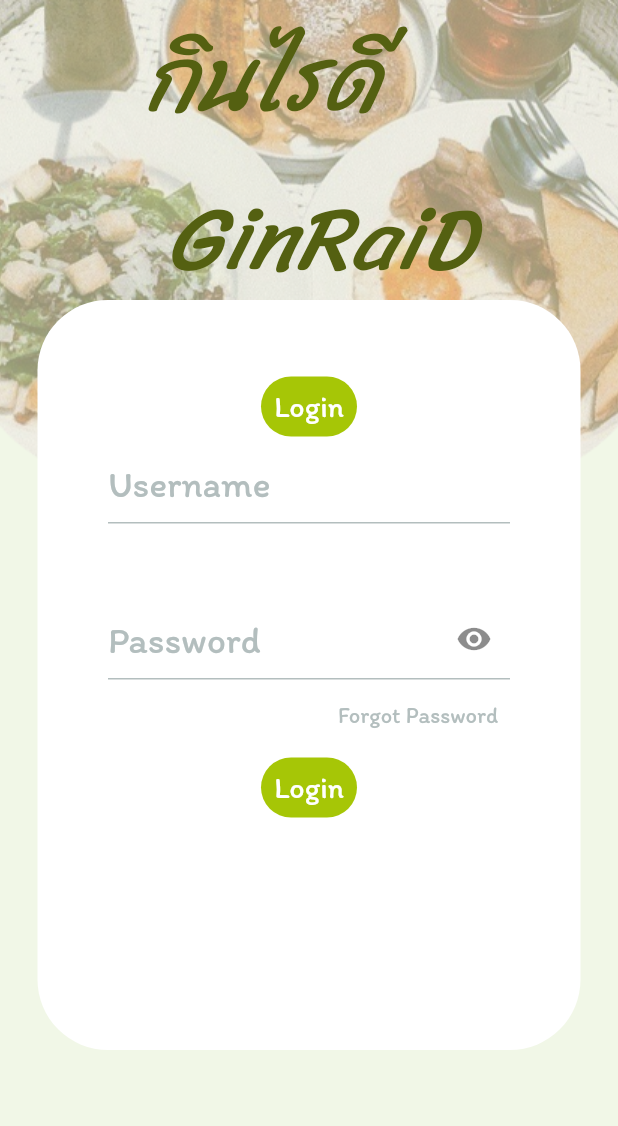
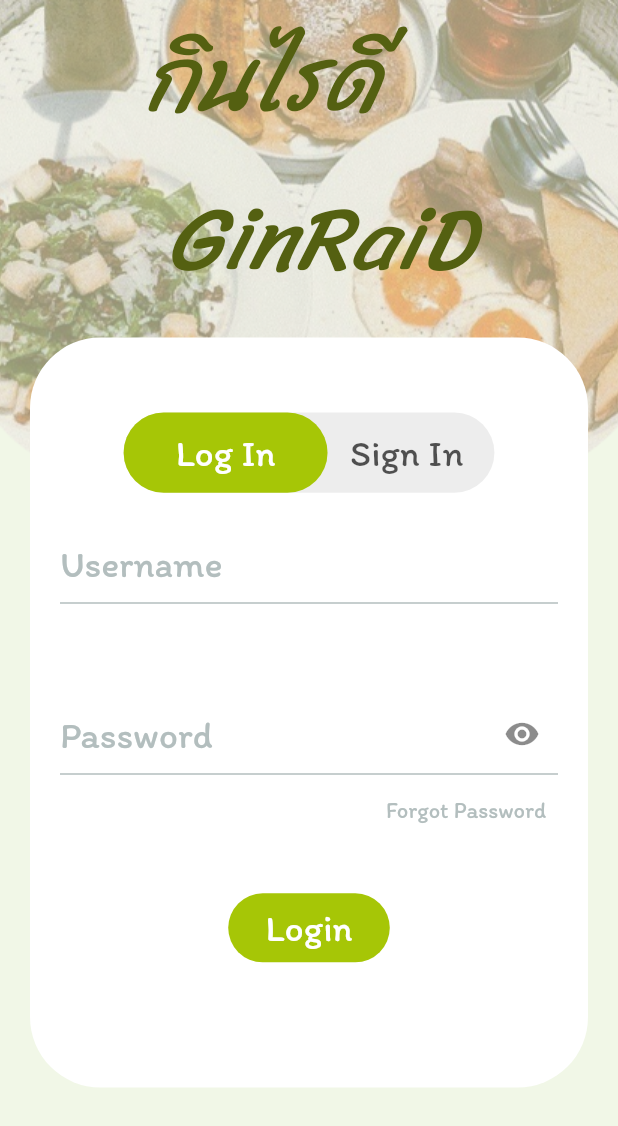
Before and after one commit to CprE-KMUTNB/GinRaiDee, a Flutter app: the screen it shows after launch, on a phone screen of 412 x 824 dp. Shown: the top 1126 px of the screen. Run offline on Flutter 3.47's test engine with Material 2 defaults, Android fonts, the light colour scheme and no system bars; our stand-ins replace get, google_fonts, ionicons.

Commit message:
LoginScreen Complete

```diff
--- a/Frontend/ginraid/lib/Screens/Login/Login_Screen.dart
+++ b/Frontend/ginraid/lib/Screens/Login/Login_Screen.dart
@@ -7,6 +7,7 @@ import 'package:ionicons/ionicons.dart';
 import 'package:google_fonts/google_fonts.dart';
 
 import 'componants/background.dart';
+import 'componants/Animated.dart';
 
 class loginScreen extends StatefulWidget {
   const loginScreen({Key? key}) : super(key: key);
@@ -18,6 +19,7 @@ class loginScreen extends StatefulWidget {
 class _loginScreenState extends State<loginScreen> {
   bool _isObscure = true;
   late double screenWidth, screenHeight;
+  int _toggleValue = 0;
   @override
   Widget build(BuildContext context) {
     screenWidth = MediaQuery.of(context).size.width;
@@ -61,46 +63,33 @@ class _loginScreenState extends State<loginScreen> {
                   Container(
                 height: 500,
                 margin: const EdgeInsets.symmetric(
-                    vertical: 200.0, horizontal: 25.0),
-                padding: const EdgeInsets.all(47),
+                    vertical: 225.0, horizontal: 20.0),
+                padding: const EdgeInsets.all(20),
                 decoration: BoxDecoration(
                   color: Color.fromARGB(255, 255, 255, 255),
                   borderRadius: BorderRadius.circular(47),
                 ),
                 child: Column(
                   children: <Widget>[
+                    //login/sigin
+                    AnimatedToggle(
+                      values: ['Log In', 'Sign In'],
+                      onToggleCallback: (value) {
+                        setState(() {
+                          _toggleValue = value;
+                        });
+                      },
+                      buttonColor: const Color.fromARGB(255, 166, 198, 6),
+                      backgroundColor: const Color.fromARGB(255, 237, 237, 237),
+                      textColor: const Color.fromARGB(255, 255, 255, 255),
+                    ),
+                    // Text('Toggle Value : $_toggleValue'), ไว้ดูค่า toggle
 
-
-                    //login/sigin
-                    Container(
-                      child: Container(
-                        child: Center(
-                          child: TextButton(
-                            style: TextButton.styleFrom(
-                              shape: RoundedRectangleBorder(
-                                borderRadius: BorderRadius.circular(30),
-                              ),
-                              backgroundColor: Color.fromARGB(255, 166, 198, 6),
-                            ),
-                            onPressed: () {},
-                            child: const Text(
-                              'Login',
-                              style: TextStyle(
-                                fontSize: 20.0,
-                                fontFamily: "Itim",
-                                color: Color.fromARGB(255, 255, 255, 255),
-                              ),
-                            ),
-                          ),
-                        ),
-                      ),
-                    ),
 
 
 
                     //กรอกusername
                     Container(
-                      child: Container(
                       child: Center(
                         child: TextField(
                           decoration: InputDecoration(
@@ -127,13 +116,11 @@ class _loginScreenState extends State<loginScreen> {
                         ),
                       ),
                     ),
-                    ),
 
-                    SizedBox(height: 50),
+                    SizedBox(height: 60),
 
                     //กรอกpass
                     Container(
-                      child: Container(
                       child: Center(
                         child: TextField(
                           obscureText: _isObscure,
@@ -170,11 +157,9 @@ class _loginScreenState extends State<loginScreen> {
                         ),
                       ),
                     ),
-                    ),
 
                     //fogetpass
                     Container(
-                      child: Container(
                       alignment: Alignment.bottomRight,
                       child: TextButton(
                         style: TextButton.styleFrom(),
@@ -189,13 +174,12 @@ class _loginScreenState extends State<loginScreen> {
                         ),
                       ),
                     ),
-                    ),
 
 
+                    SizedBox(height: 30),
 
                     //loginbutton
                     Container(
-                      child: Container(
                       child: Center(
                         child: TextButton(
                           style: TextButton.styleFrom(
@@ -206,12 +190,11 @@ class _loginScreenState extends State<loginScreen> {
                           ),
                           onPressed: () {},
                           child: const Text(
-                              'Login',
+                            '   Login   ',
                             style: TextStyle(
-                                fontSize: 20.0,
+                              fontSize: 25.0,
                               fontFamily: "Itim",
                               color: Color.fromARGB(255, 255, 255, 255),
-                              ),
                             ),
                           ),
                         ),
--- /dev/null
+++ b/Frontend/ginraid/lib/Screens/Login/componants/Animated.dart
@@ -0,0 +1,103 @@
+import 'package:flutter/material.dart';
+import 'package:get/get.dart';
+import 'package:ginraid/Screens/Login/Login_Screen.dart';
+
+class AnimatedToggle extends StatefulWidget {
+  final List<String> values;
+  final ValueChanged onToggleCallback;
+  final Color backgroundColor;
+  final Color buttonColor;
+  final Color textColor;
+
+  AnimatedToggle({
+    required this.values,
+    required this.onToggleCallback,
+    this.backgroundColor = const Color(0xFF1111CE),
+    this.buttonColor = const Color(0xFF430B0B),
+    this.textColor = const Color(0xFF000000),
+  });
+  @override
+  _AnimatedToggleState createState() => _AnimatedToggleState();
+}
+
+class _AnimatedToggleState extends State<AnimatedToggle> {
+  bool initialPosition = true;
+  @override
+  Widget build(BuildContext context) {
+    return Container(
+      // color: Color.fromARGB(255, 20, 60, 10),
+      width: Get.width * 0.6,
+      height: Get.width * 0.13,
+      margin: EdgeInsets.only(top: 30,bottom: 20),
+      child: Stack(
+        children: <Widget>[
+          GestureDetector(
+            onTap: () {
+              initialPosition = !initialPosition;
+              var index = 0;
+              if (!initialPosition) {
+                index = 1;
+              }
+              widget.onToggleCallback(index);
+              setState(() {});
+            },
+            child: Container(
+              width: Get.width * 0.6,
+              height: Get.width * 0.13,
+              decoration: ShapeDecoration(
+                color: widget.backgroundColor,
+                shape: RoundedRectangleBorder(
+                  borderRadius: BorderRadius.circular(Get.width * 0.1),
+                ),
+              ),
+              child: Row(
+                mainAxisAlignment: MainAxisAlignment.spaceBetween,
+                children: List.generate(
+                  widget.values.length,
+                  (index) => Padding(
+                    padding: EdgeInsets.symmetric(horizontal: Get.width * 0.05),
+                    child: Text(
+                      widget.values[index],
+                      style: TextStyle(
+                        fontFamily: 'Itim',
+                        fontSize: 25.0,
+
+                        color: const Color(0xAA000000),
+                      ),
+                    ),
+                  ),
+                ),
+              ),
+            ),
+          ),
+          AnimatedAlign(
+            duration: const Duration(milliseconds: 250),
+            curve: Curves.decelerate,
+            alignment:
+                initialPosition ? Alignment.centerLeft : Alignment.centerRight,
+            child: Container(
+              width: Get.width * 0.33,
+              height: Get.width * 0.13,
+              decoration: ShapeDecoration(
+                color: widget.buttonColor,
+                shape: RoundedRectangleBorder(
+                  borderRadius: BorderRadius.circular(Get.width * 0.1),
+                ),
+              ),
+              child: Text(
+                initialPosition ? widget.values[0] : widget.values[1],
+                style: TextStyle(
+                  fontFamily: 'Itim',
+                  fontSize: 25.0,
+                  color: widget.textColor,
+
+                ),
+              ),
+              alignment: Alignment.center,
+            ),
+          ),
+        ],
+      ),
+    );
+  }
+}
--- a/Frontend/ginraid/pubspec.yaml
+++ b/Frontend/ginraid/pubspec.yaml
@@ -38,6 +38,7 @@ dependencies:
   # Use with the CupertinoIcons class for iOS style icons.
   cupertino_icons: ^1.0.2
   flutter_svg: ^0.17.4
+  get: ^4.6.5
 
 dev_dependencies:
   flutter_test:
```
Also changed, not shown: Frontend/ginraid/lib/Screens/Login/componants/body.dart (deleted, +0 -13 lines), Frontend/ginraid/pubspec.lock. Lines whose indentation alone changed are shown as unchanged.
